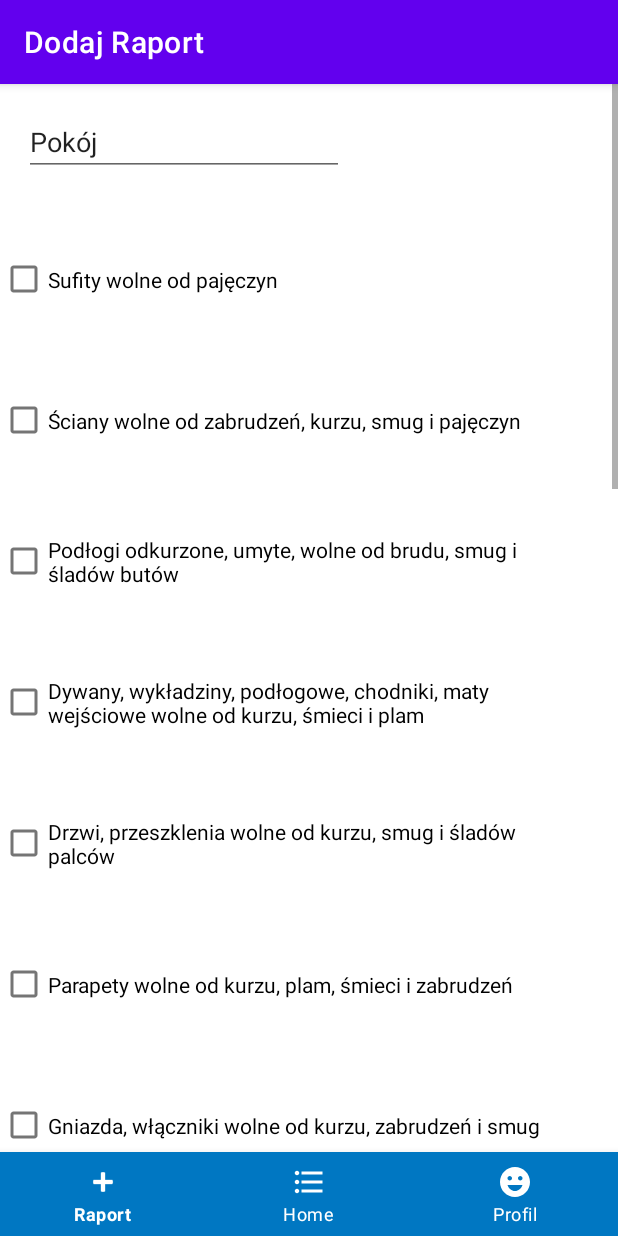
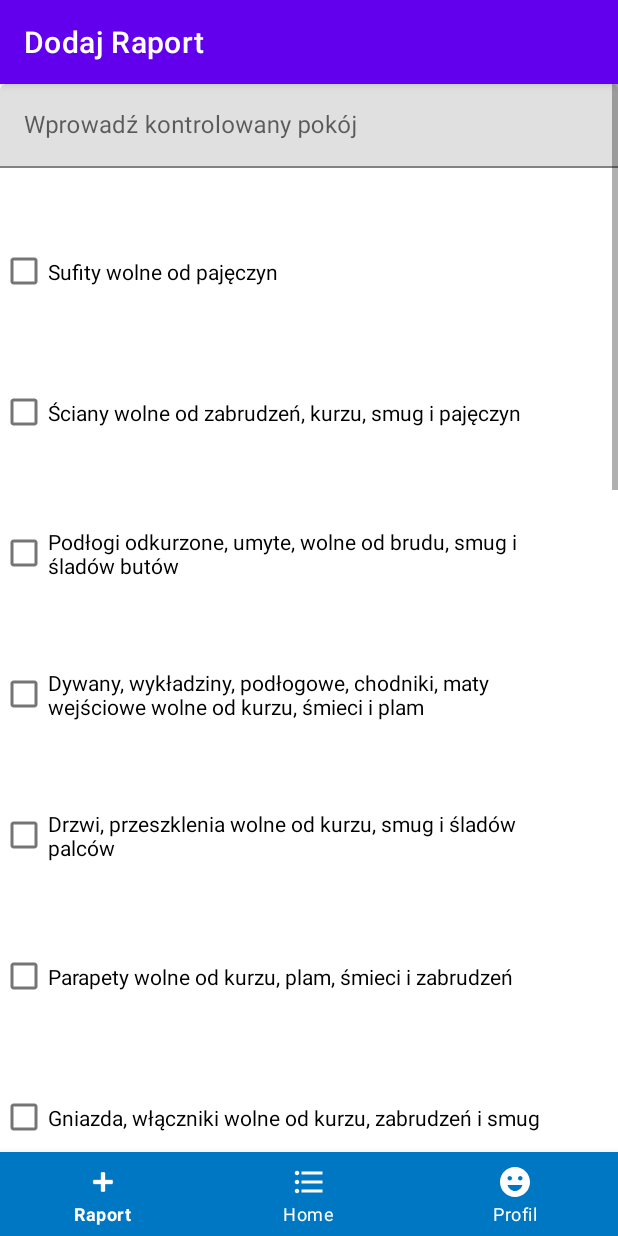
Before and after one commit to Veniujk/RaportTI, an Android app: the RaportFragment screen opened through its navigation route, on a phone screen of 412 x 824 dp. Run offline under Robolectric (Android 15) with nearby library versions, the phone set to English and light mode, and no system bars; our stand-ins replace Firebase (no records; nobody signed in at launch, a user with empty details on screens opened directly), navigation-ui.

Commit message:
wysyłanie danych do bazy z przeprowadzonego raportu. na ta chwile testowo podpiete edittext i jeden checkbox + wysyłanie przyciskiem.

```diff
--- a/app/src/main/java/com/example/pupmaag/home/HomeViewModel.kt
+++ b/app/src/main/java/com/example/pupmaag/home/HomeViewModel.kt
@@ -11,5 +11,6 @@ class HomeViewModel : ViewModel() {
     fun addFavCar(car: Car){
         repository.addFavCar(car)
         //repository.addCustomClass()
+        repository.addZone1Raport()
     }
 }
--- a/app/src/main/java/com/example/pupmaag/raport/RaportFragment.kt
+++ b/app/src/main/java/com/example/pupmaag/raport/RaportFragment.kt
@@ -1,6 +1,7 @@
 package com.example.pupmaag.raport
 
 import android.app.Activity.RESULT_OK
+import android.content.ContentValues
 import android.content.Intent
 import android.graphics.Bitmap
 import android.os.Bundle
@@ -22,17 +23,26 @@ import com.example.pupmaag.data.Car
 import com.example.pupmaag.data.User
 import com.example.pupmaag.home.CarAdapter
 import com.example.pupmaag.home.OnCarItemLongClick
+import com.example.pupmaag.registration.RegistrationViewModel
 import com.example.pupmaag.repository.FirebaseRepository
+import com.google.android.material.snackbar.Snackbar
+import com.google.firebase.Timestamp
+import com.google.firebase.auth.FirebaseAuth
+import com.google.firebase.firestore.FirebaseFirestore
+import com.google.firebase.storage.FirebaseStorage
 import kotlinx.android.synthetic.main.fragment_profile.*
 import kotlinx.android.synthetic.main.fragment_raport.*
+import kotlinx.android.synthetic.main.fragment_sign_up.*
 import java.io.ByteArrayOutputStream
 import java.lang.Exception
+import java.util.*
 
 class RaportFragment : BaseFragment() {
-    private val PROFILE_DEBUG = "PROFILE_DEBUG"
-    private val REQUEST_IMAGE_CAPTURE = 1
-
-    private val profileVm by viewModels<RaportViewModel>()
+    private val Report_DEBUG = "REPORT_DEBUG"
+    private val storage = FirebaseStorage.getInstance()
+    private val auth = FirebaseAuth.getInstance()
+    private val cloud = FirebaseFirestore.getInstance()
+    private val reportVm by viewModels<RaportViewModel>()
 
 
     override fun onCreateView(
@@ -41,14 +51,44 @@ class RaportFragment : BaseFragment() {
     ): View? {
         return inflater.inflate(R.layout.fragment_raport, container, false)
     }
-    /*  override fun onViewCreated(view: View, savedInstanceState: Bundle?) {
-          super.onViewCreated(view, savedInstanceState)
-          recyclerFavCars.layoutManager = LinearLayoutManager(requireContext())
 
-      }
-  */
+    override fun onViewCreated(view: View, savedInstanceState: Bundle?) {
+        super.onViewCreated(view, savedInstanceState)
+        sendReportClick()
+    }
 
+    private fun sendReportClick() {
+
+        zone1_report_send.setOnClickListener {
+            val zone1_room = zone1_report_room_name.text?.trim().toString()
+            val zone1_lr1 = zone1_report_lp1.isChecked
+            val data = hashMapOf(
+                "cid" to "NBP",
+                "date" to Timestamp(Date()),
+                "name" to "garaz",
+                "test" to zone1_room,
+                "lr1" to zone1_lr1
+            )
+            if (zone1_room != null) {
+
+                cloud.collection("rooms")
+                    .add(data)
+
+                    .addOnSuccessListener { documentReference ->
+                        Log.d(
+                            ContentValues.TAG,
+                            "DocumentSnapshot written with ID: ${documentReference.id}"
+                        )
+                    }
+                    .addOnFailureListener { e ->
+                        Log.w(ContentValues.TAG, "Error adding document", e)
+                    }
+            }
+        }
+    }
 }
+
+
 /*
 class RaportFragment : BaseFragment() {
     private val PROFILE_DEBUG = "PROFILE_DEBUG"
--- a/app/src/main/res/layout/fragment_raport.xml
+++ b/app/src/main/res/layout/fragment_raport.xml
@@ -10,15 +10,16 @@
         android:layout_height="fill_parent"
         android:orientation="vertical">
 
-        <EditText
-            android:id="@+id/zone1_report_room_name"
-            android:layout_width="wrap_content"
-            android:layout_height="wrap_content"
-            android:layout_marginStart="16dp"
-            android:layout_marginTop="16dp"
-            android:ems="10"
-            android:inputType="textPersonName"
-            android:text="Pokój" />
+        <com.google.android.material.textfield.TextInputLayout
+            android:layout_width="match_parent"
+            android:layout_height="match_parent">
+
+            <com.google.android.material.textfield.TextInputEditText
+                android:id="@+id/zone1_report_room_name"
+                android:layout_width="match_parent"
+                android:layout_height="wrap_content"
+                android:hint="@string/zone1_report_room_name" />
+        </com.google.android.material.textfield.TextInputLayout>
 
         <CheckBox
             android:id="@+id/zone1_report_lp1"
--- a/app/src/main/res/values/strings.xml
+++ b/app/src/main/res/values/strings.xml
@@ -20,6 +20,15 @@
     <string name="sign_in_register_button">ZAREJESTRUJ</string>
     <!-- TODO: Remove or change this placeholder text -->
     <string name="hello_blank_fragment">Hello blank fragment</string>
+
+
+    <!-- ********************************
+                  Report PAGE STRINGS
+          ******************************** -->
+    <string name="zone1_report_room_name">Wprowadź kontrolowany pokój</string>
+
+
+
 
     <!-- ********************************
                 MAIN PAGE STRINGS
@@ -46,4 +55,5 @@
     <string name="row_year">Rocznik samochodu</string>
 
 
+
 </resources>
```
Also changed, not shown: app/src/main/java/com/example/pupmaag/raport/RaportViewModel.kt (+4 -3 lines), app/src/main/java/com/example/pupmaag/repository/FirebaseRepository.kt (+24 -4 lines).
